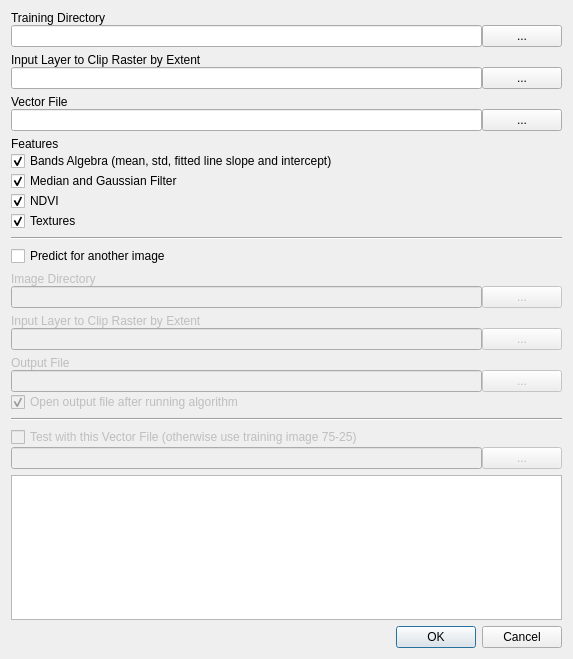
Before: the Qt Designer form Lumberjack_dialog_base.ui in carobrus/lumberjack_qgis_plugin, drawn with Qt 5.
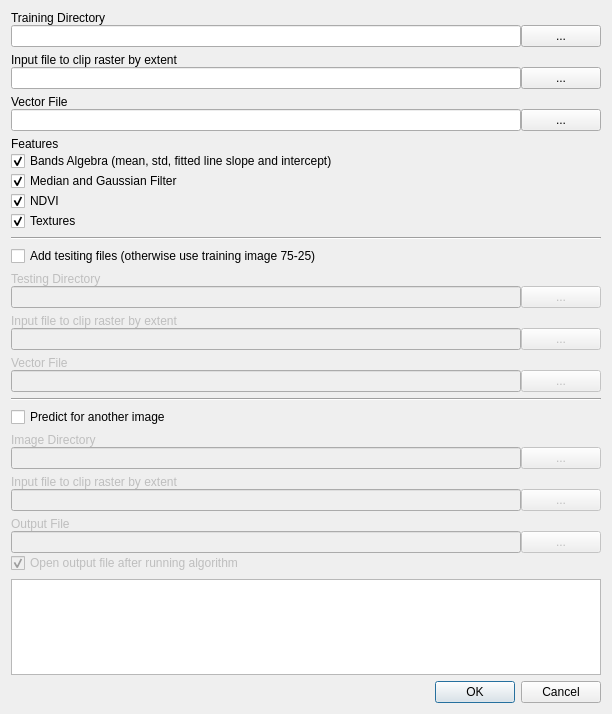
After: the same form once the commit is applied.

Commit message:
Changes testing and prediction of images
Testing and prediction of an image can be done at the same time, or not. This is reflected on the UI as well.
If the testing matrix is empty, testing of and image will be done with 25% of the training data.
predict_an_image method does not fit the random forest anymore. That is only done in the fit_and_calculate_metrics method.

```diff
--- a/Lumberjack_dialog_base.ui
+++ b/Lumberjack_dialog_base.ui
@@ -6,14 +6,14 @@
    <rect>
     <x>0</x>
     <y>0</y>
-    <width>573</width>
-    <height>659</height>
+    <width>612</width>
+    <height>714</height>
    </rect>
   </property>
   <property name="minimumSize">
    <size>
     <width>454</width>
-    <height>500</height>
+    <height>699</height>
    </size>
   </property>
   <property name="maximumSize">
@@ -26,6 +26,60 @@
    <string>Lumberjack</string>
   </property>
   <layout class="QGridLayout" name="gridLayout">
+   <item row="25" column="0">
+    <layout class="QVBoxLayout" name="verticalLayout_output_file">
+     <property name="spacing">
+      <number>0</number>
+     </property>
+     <item>
+      <widget class="QLabel" name="label_outputFile">
+       <property name="enabled">
+        <bool>false</bool>
+       </property>
+       <property name="text">
+        <string>Output File</string>
+       </property>
+      </widget>
+     </item>
+     <item>
+      <layout class="QHBoxLayout" name="horizontalLayout_5">
+       <item>
+        <widget class="QLineEdit" name="lineEdit_outputFile">
+         <property name="enabled">
+          <bool>false</bool>
+         </property>
+         <property name="text">
+          <string/>
+         </property>
+        </widget>
+       </item>
+       <item>
+        <widget class="QPushButton" name="pushButton_outputFile">
+         <property name="enabled">
+          <bool>false</bool>
+         </property>
+         <property name="text">
+          <string>...</string>
+         </property>
+        </widget>
+       </item>
+      </layout>
+     </item>
+     <item>
+      <widget class="QCheckBox" name="checkBox_addFile">
+       <property name="enabled">
+        <bool>false</bool>
+       </property>
+       <property name="text">
+        <string>Open output file after running algorithm</string>
+       </property>
+       <property name="checked">
+        <bool>true</bool>
+       </property>
+      </widget>
+     </item>
+    </layout>
+   </item>
    <item row="4" column="0">
     <widget class="Line" name="line">
      <property name="orientation">
@@ -33,22 +87,8 @@
      </property>
     </widget>
    </item>
-   <item row="25" column="0">
-    <layout class="QVBoxLayout" name="verticalLayout_6">
-     <item>
-      <widget class="QDialogButtonBox" name="button_box">
-       <property name="orientation">
-        <enum>Qt::Horizontal</enum>
-       </property>
-       <property name="standardButtons">
-        <set>QDialogButtonBox::Cancel|QDialogButtonBox::Ok</set>
-       </property>
-      </widget>
-     </item>
-    </layout>
-   </item>
-   <item row="8" column="0">
-    <layout class="QVBoxLayout" name="verticalLayout">
+   <item row="17" column="0">
+    <layout class="QVBoxLayout" name="verticalLayout_img_predict">
      <property name="spacing">
       <number>0</number>
      </property>
@@ -88,6 +128,20 @@
      </item>
     </layout>
    </item>
+   <item row="34" column="0">
+    <layout class="QVBoxLayout" name="verticalLayout">
+     <item>
+      <widget class="QDialogButtonBox" name="button_box">
+       <property name="orientation">
+        <enum>Qt::Horizontal</enum>
+       </property>
+       <property name="standardButtons">
+        <set>QDialogButtonBox::Cancel|QDialogButtonBox::Ok</set>
+       </property>
+      </widget>
+     </item>
+    </layout>
+   </item>
    <item row="3" column="0">
     <layout class="QVBoxLayout" name="verticalLayout_8" stretch="0,0,0,0,0">
      <property name="spacing">
@@ -142,13 +196,6 @@
      </item>
     </layout>
    </item>
-   <item row="5" column="0">
-    <widget class="QCheckBox" name="checkBox_prediction">
-     <property name="text">
-      <string>Predict for another image</string>
-     </property>
-    </widget>
-   </item>
    <item row="0" column="0">
     <layout class="QVBoxLayout" name="verticalLayout_2">
      <property name="spacing">
@@ -181,121 +228,36 @@
      </item>
     </layout>
    </item>
-   <item row="16" column="0">
-    <layout class="QVBoxLayout" name="verticalLayout_5">
-     <property name="spacing">
-      <number>0</number>
+   <item row="14" column="0">
+    <widget class="QCheckBox" name="checkBox_prediction">
+     <property name="text">
+      <string>Predict for another image</string>
      </property>
-     <item>
-      <widget class="QLabel" name="label_outputFile">
-       <property name="enabled">
-        <bool>false</bool>
-       </property>
-       <property name="text">
-        <string>Output File</string>
-       </property>
-      </widget>
-     </item>
-     <item>
-      <layout class="QHBoxLayout" name="horizontalLayout_5">
-       <item>
-        <widget class="QLineEdit" name="lineEdit_outputFile">
-         <property name="enabled">
-          <bool>false</bool>
-         </property>
-         <property name="text">
-          <string/>
-         </property>
-        </widget>
-       </item>
-       <item>
-        <widget class="QPushButton" name="pushButton_outputFile">
-         <property name="enabled">
-          <bool>false</bool>
-         </property>
-         <property name="text">
-          <string>...</string>
-         </property>
-        </widget>
-       </item>
-      </layout>
-     </item>
-     <item>
-      <widget class="QCheckBox" name="checkBox_addFile">
-       <property name="enabled">
-        <bool>false</bool>
-       </property>
-       <property name="text">
-        <string>Open output file after running algorithm</string>
-       </property>
-       <property name="checked">
-        <bool>true</bool>
-       </property>
-      </widget>
-     </item>
-    </layout>
+    </widget>
    </item>
-   <item row="11" column="0">
-    <layout class="QVBoxLayout" name="verticalLayout_7">
+   <item row="1" column="0">
+    <layout class="QVBoxLayout" name="verticalLayout_extent_training">
      <property name="spacing">
       <number>0</number>
      </property>
      <item>
-      <widget class="QLabel" name="label_inputLayerPrediction">
-       <property name="enabled">
-        <bool>false</bool>
-       </property>
+      <widget class="QLabel" name="label_inputLayer">
        <property name="text">
-        <string>Input Layer to Clip Raster by Extent</string>
+        <string>Input file to clip raster by extent</string>
        </property>
       </widget>
      </item>
      <item>
-      <layout class="QHBoxLayout" name="horizontalLayout_8">
+      <layout class="QHBoxLayout" name="horizontalLayout_3">
        <item>
-        <widget class="QLineEdit" name="lineEdit_inputLayerPrediction">
-         <property name="enabled">
-          <bool>false</bool>
-         </property>
-        </widget>
-       </item>
-       <item>
-        <widget class="QPushButton" name="pushButton_inputLayerPrediction">
-         <property name="enabled">
-          <bool>false</bool>
-         </property>
+        <widget class="QLineEdit" name="lineEdit_inputLayer">
          <property name="text">
-          <string>...</string>
-         </property>
-        </widget>
-       </item>
-      </layout>
-     </item>
-    </layout>
-   </item>
-   <item row="2" column="0">
-    <layout class="QVBoxLayout" name="verticalLayout_4">
-     <property name="spacing">
-      <number>0</number>
-     </property>
-     <item>
-      <widget class="QLabel" name="label_vectorFile">
-       <property name="text">
-        <string>Vector File</string>
-       </property>
-      </widget>
-     </item>
-     <item>
-      <layout class="QHBoxLayout" name="horizontalLayout_4">
-       <item>
-        <widget class="QLineEdit" name="lineEdit_vectorFile">
-         <property name="text">
           <string/>
          </property>
         </widget>
        </item>
        <item>
-        <widget class="QPushButton" name="pushButton_vectorFile">
+        <widget class="QPushButton" name="pushButton_inputLayer">
          <property name="text">
           <string>...</string>
          </property>
@@ -305,7 +267,7 @@
      </item>
     </layout>
    </item>
-   <item row="19" column="0">
+   <item row="28" column="0">
     <widget class="QPlainTextEdit" name="plainTextEdit">
      <property name="font">
       <font>
@@ -317,29 +279,29 @@
      </property>
     </widget>
    </item>
-   <item row="1" column="0">
-    <layout class="QVBoxLayout" name="verticalLayout_3">
+   <item row="2" column="0">
+    <layout class="QVBoxLayout" name="verticalLayout_vector_file">
      <property name="spacing">
       <number>0</number>
      </property>
      <item>
-      <widget class="QLabel" name="label_inputLayer">
+      <widget class="QLabel" name="label_vectorFile">
        <property name="text">
-        <string>Input Layer to Clip Raster by Extent</string>
+        <string>Vector File</string>
        </property>
       </widget>
      </item>
      <item>
-      <layout class="QHBoxLayout" name="horizontalLayout_3">
+      <layout class="QHBoxLayout" name="horizontalLayout_4">
        <item>
-        <widget class="QLineEdit" name="lineEdit_inputLayer">
+        <widget class="QLineEdit" name="lineEdit_vectorFile">
          <property name="text">
           <string/>
          </property>
         </widget>
        </item>
        <item>
-        <widget class="QPushButton" name="pushButton_inputLayer">
+        <widget class="QPushButton" name="pushButton_vectorFile">
          <property name="text">
           <string>...</string>
          </property>
@@ -349,25 +311,118 @@
      </item>
     </layout>
    </item>
-   <item row="17" column="0">
+   <item row="20" column="0">
+    <layout class="QVBoxLayout" name="verticalLayout_extent_predict">
+     <property name="spacing">
+      <number>0</number>
+     </property>
+     <item>
+      <widget class="QLabel" name="label_inputLayerPrediction">
+       <property name="enabled">
+        <bool>false</bool>
+       </property>
+       <property name="text">
+        <string>Input file to clip raster by extent</string>
+       </property>
+      </widget>
+     </item>
+     <item>
+      <layout class="QHBoxLayout" name="horizontalLayout_8">
+       <item>
+        <widget class="QLineEdit" name="lineEdit_inputLayerPrediction">
+         <property name="enabled">
+          <bool>false</bool>
+         </property>
+        </widget>
+       </item>
+       <item>
+        <widget class="QPushButton" name="pushButton_inputLayerPrediction">
+         <property name="enabled">
+          <bool>false</bool>
+         </property>
+         <property name="text">
+          <string>...</string>
+         </property>
+        </widget>
+       </item>
+      </layout>
+     </item>
+    </layout>
+   </item>
+   <item row="13" column="0">
     <widget class="Line" name="line_2">
      <property name="orientation">
       <enum>Qt::Horizontal</enum>
      </property>
     </widget>
    </item>
-   <item row="18" column="0">
-    <layout class="QVBoxLayout" name="verticalLayout_9">
+   <item row="5" column="0">
+    <layout class="QVBoxLayout" name="verticalLayout_testing_vector">
      <property name="spacing">
       <number>0</number>
      </property>
      <item>
       <widget class="QCheckBox" name="checkBox_testing">
        <property name="enabled">
+        <bool>true</bool>
+       </property>
+       <property name="text">
+        <string>Add tesiting files (otherwise use training image 75-25)</string>
+       </property>
+      </widget>
+     </item>
+    </layout>
+   </item>
+   <item row="7" column="0">
+    <layout class="QVBoxLayout" name="verticalLayout_img_testing">
+     <property name="spacing">
+      <number>0</number>
+     </property>
+     <item>
+      <widget class="QLabel" name="label_testingDirectory">
+       <property name="enabled">
         <bool>false</bool>
        </property>
        <property name="text">
-        <string>Test with this Vector File (otherwise use training image 75-25)</string>
+        <string>Testing Directory</string>
+       </property>
+      </widget>
+     </item>
+     <item>
+      <layout class="QHBoxLayout" name="horizontalLayout_7">
+       <item>
+        <widget class="QLineEdit" name="lineEdit_testingDirectory">
+         <property name="enabled">
+          <bool>false</bool>
+         </property>
+        </widget>
+       </item>
+       <item>
+        <widget class="QPushButton" name="pushButton_testingDirectory">
+         <property name="enabled">
+          <bool>false</bool>
+         </property>
+         <property name="text">
+          <string>...</string>
+         </property>
+        </widget>
+       </item>
+      </layout>
+     </item>
+    </layout>
+   </item>
+   <item row="12" column="0">
+    <layout class="QVBoxLayout" name="verticalLayout_3">
+     <property name="spacing">
+      <number>0</number>
+     </property>
+     <item alignment="Qt::AlignBottom">
+      <widget class="QLabel" name="label_vectorFileTesting">
+       <property name="enabled">
+        <bool>false</bool>
+       </property>
+       <property name="text">
+        <string>Vector File</string>
        </property>
       </widget>
      </item>
@@ -394,6 +449,44 @@
      </item>
     </layout>
    </item>
+   <item row="9" column="0">
+    <layout class="QVBoxLayout" name="verticalLayout_4">
+     <property name="spacing">
+      <number>0</number>
+     </property>
+     <item>
+      <widget class="QLabel" name="label_inputLayerTesting">
+       <property name="enabled">
+        <bool>false</bool>
+       </property>
+       <property name="text">
+        <string>Input file to clip raster by extent</string>
+       </property>
+      </widget>
+     </item>
+     <item>
+      <layout class="QHBoxLayout" name="horizontalLayout_9">
+       <item>
+        <widget class="QLineEdit" name="lineEdit_inputLayerTesting">
+         <property name="enabled">
+          <bool>false</bool>
+         </property>
+        </widget>
+       </item>
+       <item>
+        <widget class="QPushButton" name="pushButton_inputLayerTesting">
+         <property name="enabled">
+          <bool>false</bool>
+         </property>
+         <property name="text">
+          <string>...</string>
+         </property>
+        </widget>
+       </item>
+      </layout>
+     </item>
+    </layout>
+   </item>
   </layout>
  </widget>
  <resources/>
```
Left out of the diff: 6 changed lines with no effect on the pictures. The commit also changes 4 other files.
